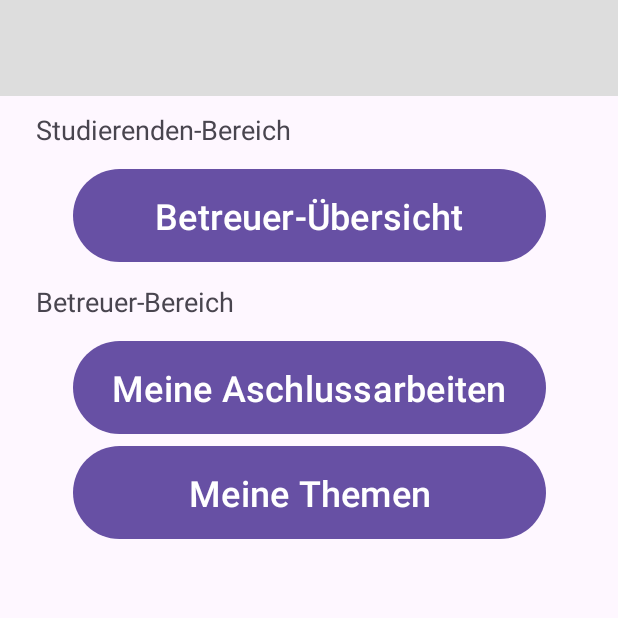
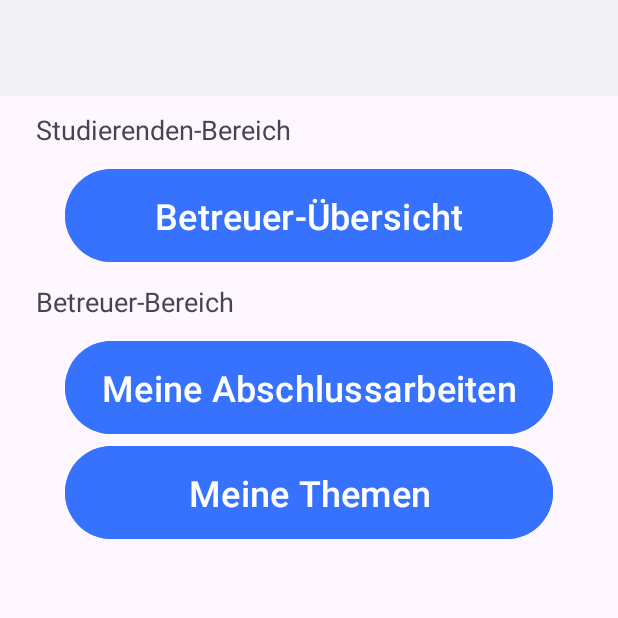
Before and after one commit to CodePeak-Studios/MentorLink, an Android app: the screen it shows after launch (MainActivity), on a phone screen of 412 x 824 dp, the top half of it. Run offline under Robolectric (Android 15) with nearby library versions, the phone set to English and light mode, and no system bars.

Commit message:
Changed Button colors in main/res/layout/activity_main.xml

```diff
--- a/app/src/main/res/layout/activity_main.xml
+++ b/app/src/main/res/layout/activity_main.xml
@@ -11,7 +11,7 @@
         android:id="@+id/toolbar"
         android:layout_width="match_parent"
         android:layout_height="wrap_content"
-        android:background="#dddddd"
+        android:background="@color/grau_weiss"
         android:minHeight="?attr/actionBarSize"
         android:theme="?attr/actionBarTheme"
         app:layout_constraintEnd_toEndOf="parent"
@@ -35,7 +35,7 @@
     <Button
         android:id="@+id/btnStartBetreuerUebersicht"
         android:layout_width="wrap_content"
-        android:minWidth="315dp"
+        android:minWidth="325dp"
         android:layout_height="wrap_content"
         android:minHeight="70dp"
         app:layout_constraintLeft_toLeftOf="parent"
@@ -44,6 +44,7 @@
         android:layout_marginTop="10dp"
         android:text="Betreuer-Übersicht"
         android:textSize="24sp"
+        android:backgroundTint="@color/buttonBlau"
         />
 
 
@@ -64,21 +65,22 @@
     <Button
         android:id="@+id/btnStartAbschlussarbeiten"
         android:layout_width="wrap_content"
-        android:minWidth="315dp"
+        android:minWidth="325dp"
         android:layout_height="wrap_content"
         android:minHeight="70dp"
         app:layout_constraintLeft_toLeftOf="parent"
         app:layout_constraintRight_toRightOf="parent"
         app:layout_constraintTop_toBottomOf="@+id/tvStartBereichBetreuer"
         android:layout_marginTop="10dp"
-        android:text="Meine Aschlussarbeiten"
+        android:text="Meine Abschlussarbeiten"
         android:textSize="24sp"
+        android:backgroundTint="@color/buttonBlau"
         />
 
     <Button
         android:id="@+id/btnStartMeineThemen"
         android:layout_width="wrap_content"
-        android:minWidth="315dp"
+        android:minWidth="325dp"
         android:layout_height="wrap_content"
         android:minHeight="70dp"
         app:layout_constraintLeft_toLeftOf="parent"
@@ -86,6 +88,7 @@
         app:layout_constraintTop_toBottomOf="@+id/btnStartAbschlussarbeiten"
         android:text="Meine Themen"
         android:textSize="24sp"
+        android:backgroundTint="@color/buttonBlau"
         />
 
 
```
